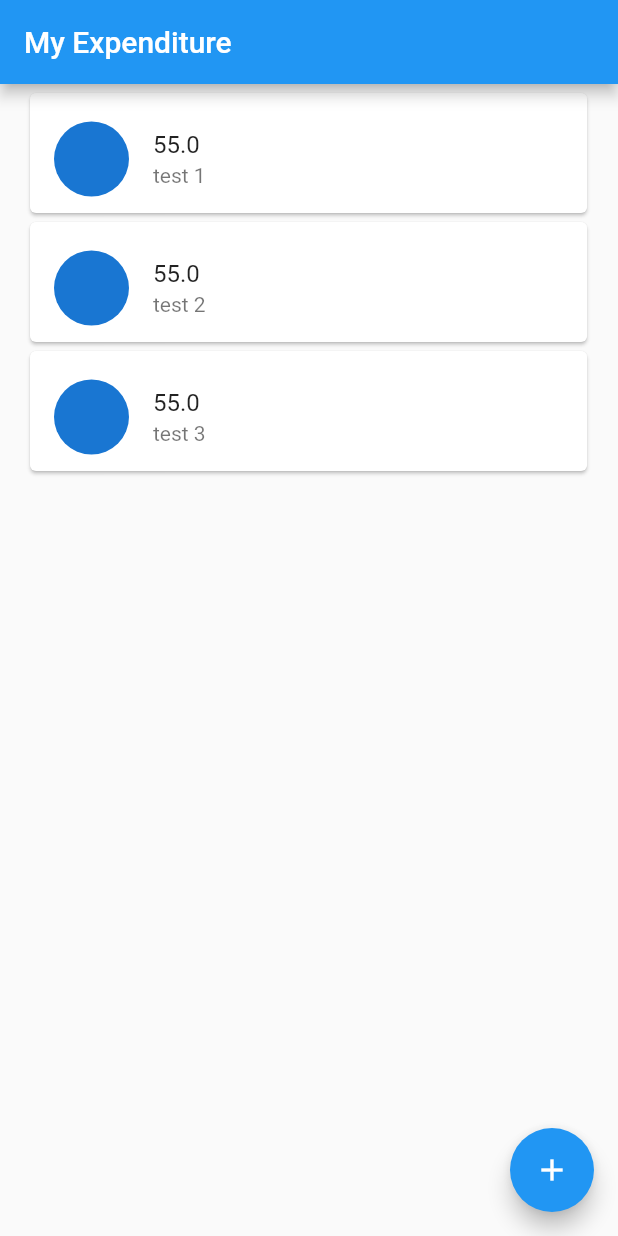
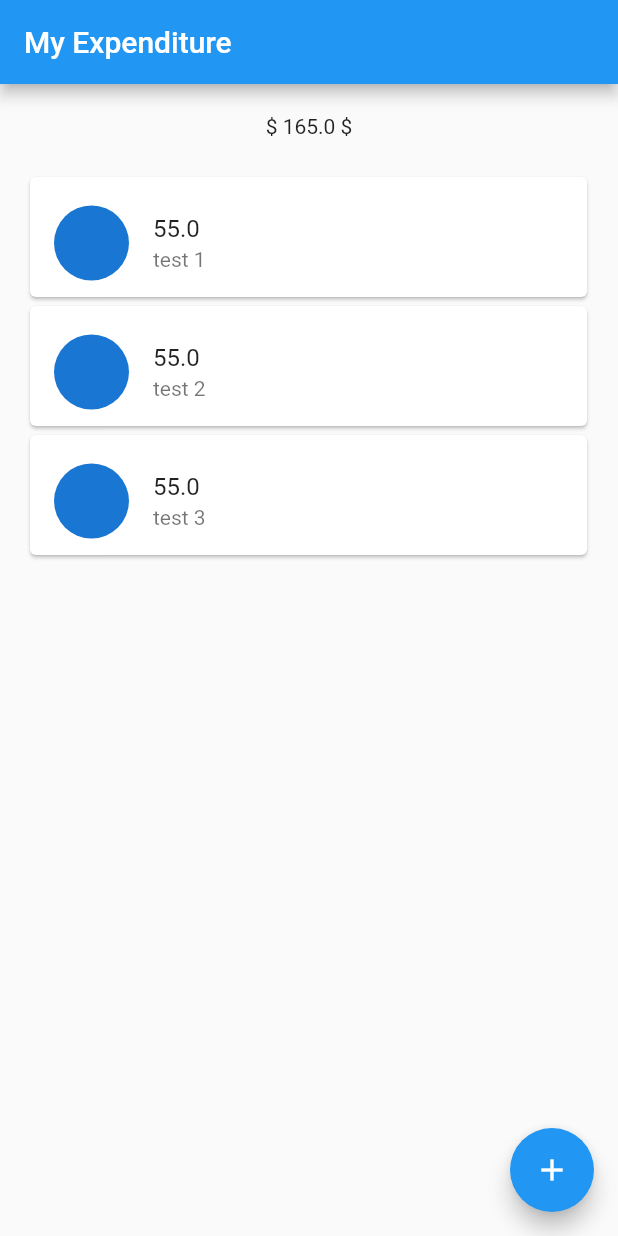
Before and after one commit to nuenook/money_left_over, a Flutter app: the screen it shows after launch, on a phone screen of 412 x 824 dp. Run offline on Flutter 3.47's test engine with Material 2 defaults, Android fonts, the phone set to English and light mode, and no system bars; our stand-ins replace datetime_picker_formfield.

Commit message:
add text summary

```diff
--- a/lib/screens/home_page.dart
+++ b/lib/screens/home_page.dart
@@ -23,9 +23,26 @@ class HomePage extends StatelessWidget {
         title: Text("My Expenditure"),
       ),
       body: Consumer<ExpenditureModel>(
-        builder: (context, expenditure, child) => ListExpenditure(
-          myList: expenditure.allExpenditure,
-        ),
+        builder: (context, expenditure, child) {
+
+          var theseList = expenditure.allExpenditure;
+          var sum = 0.0;
+
+          if (theseList.length > 0) {
+            sum = theseList.map((ea) => ea.amount).reduce((curr, next) => curr + next);
+          }
+          return Column(
+          children: <Widget>[
+            Padding(
+              padding: const EdgeInsets.all(20.0),
+              child: Text('\$ $sum \$'),
+            ),
+            ListExpenditure(
+              myList: expenditure.allExpenditure,
+            ),
+          ],
+        );
+        }
       ),
       floatingActionButton: FloatingActionButton(
         onPressed: () {
--- a/lib/widgets/list_expenditure.dart
+++ b/lib/widgets/list_expenditure.dart
@@ -20,7 +20,7 @@ class ListExpenditure extends StatelessWidget {
             myList: myList[index],
           ),
           confirmDismiss: (DismissDirection direction) async {
-            final bool res = await showDialog(
+            await showDialog(
               context: context,
               builder: (BuildContext context) {
                 return AlertDialog(
```
